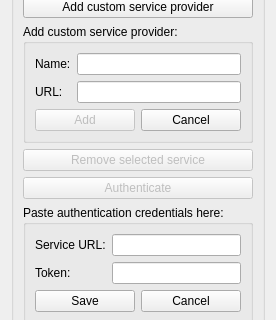
This is bimbots.ui in opensourceBIM/BIMbots-FreeCAD as Qt 5 draws it before an edit; both pictures show x 0 to 276 and y 594 to 914 of the 276 by 1339 pixel window. The edited form follows.
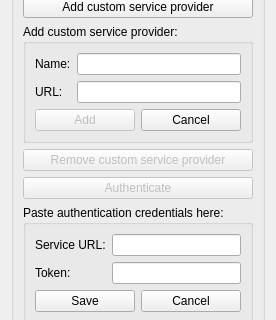
This is the edited form. Icons and pictures are not drawn.

Commit message: Further work on UI implementation (icons, more signal/slot connections)

```diff
--- a/bimbots.ui
+++ b/bimbots.ui
@@ -309,7 +309,7 @@
          <string>Removes a selected service from the list above</string>
         </property>
         <property name="text">
-         <string>Remove selected service</string>
+         <string>Remove custom service provider</string>
         </property>
         <property name="icon">
          <iconset theme="remove">
```
Left out of the diff: 2 changed lines with no effect on the pictures. The commit also changes 2 other files.
